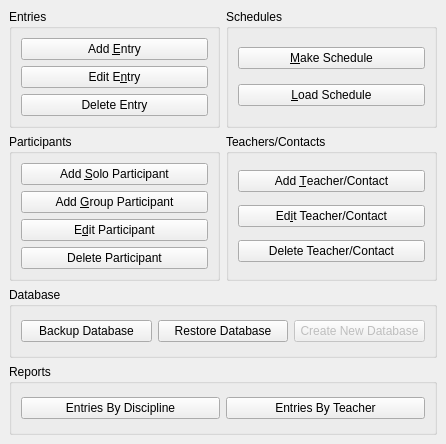
Before: the Qt Designer form Forms/ui_mainwindow.ui in diana134/afs, drawn with Qt 5.
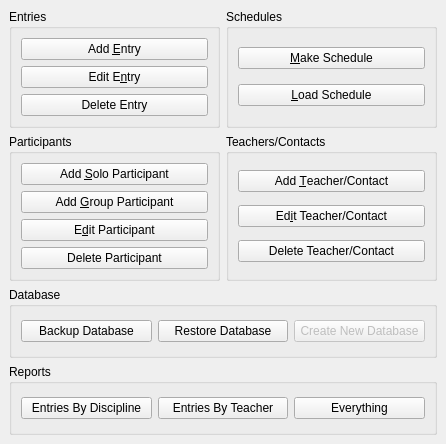
After: the same form once the commit is applied.

Commit message: To hell with individual reports, added an export everything button.

```diff
--- a/Forms/ui_mainwindow.ui
+++ b/Forms/ui_mainwindow.ui
@@ -194,6 +194,13 @@
          </property>
         </widget>
        </item>
+       <item>
+        <widget class="QPushButton" name="dumpBtn">
+         <property name="text">
+          <string>Everything</string>
+         </property>
+        </widget>
+       </item>
       </layout>
      </widget>
     </item>
```
The commit also changes 3 other files.
